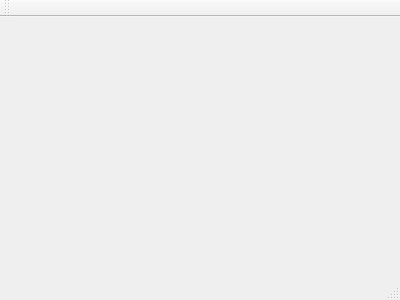
Old version of the form Market-Analysis/mainwindow.ui in the repository tau-lex/market-analysis-system.
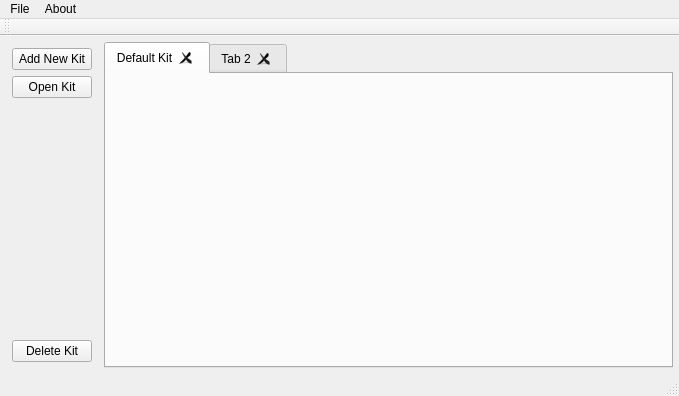
New version of the form.

```diff
--- a/Market-Analysis/mainwindow.ui
+++ b/Market-Analysis/mainwindow.ui
@@ -1,24 +1,211 @@
 <ui version="4.0">
  <class>MainWindow</class>
- <widget class="QMainWindow" name="MainWindow" >
-  <property name="geometry" >
+ <widget class="QMainWindow" name="MainWindow">
+  <property name="geometry">
    <rect>
     <x>0</x>
     <y>0</y>
-    <width>400</width>
-    <height>300</height>
+    <width>679</width>
+    <height>396</height>
    </rect>
   </property>
   <property name="windowTitle" >
    <string>MainWindow</string>
   </property>
-  <widget class="QMenuBar" name="menuBar" />
-  <widget class="QToolBar" name="mainToolBar" />
-  <widget class="QWidget" name="centralWidget" />
-  <widget class="QStatusBar" name="statusBar" />
+  <widget class="QWidget" name="centralWidget">
+   <layout class="QVBoxLayout" name="verticalLayout">
+    <property name="spacing">
+     <number>6</number>
+    </property>
+    <property name="leftMargin">
+     <number>6</number>
+    </property>
+    <property name="topMargin">
+     <number>6</number>
+    </property>
+    <property name="rightMargin">
+     <number>6</number>
+    </property>
+    <property name="bottomMargin">
+     <number>6</number>
+    </property>
+    <item>
+     <layout class="QHBoxLayout" name="horizontalLayout">
+      <item>
+       <layout class="QVBoxLayout" name="verticalLayoutMenuMAKits">
+        <property name="spacing">
+         <number>6</number>
+        </property>
+        <property name="leftMargin">
+         <number>6</number>
+        </property>
+        <property name="topMargin">
+         <number>6</number>
+        </property>
+        <property name="rightMargin">
+         <number>6</number>
+        </property>
+        <property name="bottomMargin">
+         <number>6</number>
+        </property>
+        <item>
+         <widget class="QPushButton" name="addNewKitButton">
+          <property name="text">
+           <string>Add New Kit</string>
+          </property>
+          <property name="autoDefault">
+           <bool>false</bool>
+          </property>
+          <property name="default">
+           <bool>false</bool>
+          </property>
+          <property name="flat">
+           <bool>false</bool>
+          </property>
+         </widget>
+        </item>
+        <item>
+         <widget class="QPushButton" name="openKitButton">
+          <property name="text">
+           <string>Open Kit</string>
+          </property>
+         </widget>
+        </item>
+        <item>
+         <spacer name="verticalSpacer">
+          <property name="orientation">
+           <enum>Qt::Vertical</enum>
+          </property>
+          <property name="sizeHint" stdset="0">
+           <size>
+            <width>20</width>
+            <height>40</height>
+           </size>
+          </property>
+         </spacer>
+        </item>
+        <item>
+         <widget class="QPushButton" name="deleteKitButton">
+          <property name="text">
+           <string>Delete Kit</string>
+          </property>
+         </widget>
+        </item>
+       </layout>
+      </item>
+      <item>
+       <widget class="QTabWidget" name="marketAssayKitsTabWidget">
+        <property name="tabPosition">
+         <enum>QTabWidget::North</enum>
+        </property>
+        <property name="tabShape">
+         <enum>QTabWidget::Rounded</enum>
+        </property>
+        <property name="currentIndex">
+         <number>0</number>
+        </property>
+        <property name="iconSize">
+         <size>
+          <width>16</width>
+          <height>16</height>
+         </size>
+        </property>
+        <property name="elideMode">
+         <enum>Qt::ElideNone</enum>
+        </property>
+        <property name="documentMode">
+         <bool>false</bool>
+        </property>
+        <property name="tabsClosable">
+         <bool>true</bool>
+        </property>
+        <property name="tabBarAutoHide">
+         <bool>false</bool>
+        </property>
+        <widget class="QWidget" name="defaultKitTab">
+         <attribute name="title">
+          <string>Default Kit</string>
+         </attribute>
+        </widget>
+        <widget class="QWidget" name="tab_2">
+         <attribute name="title">
+          <string>Tab 2</string>
+         </attribute>
+        </widget>
+       </widget>
+      </item>
+     </layout>
+    </item>
+   </layout>
+  </widget>
+  <widget class="QMenuBar" name="menuBar">
+   <property name="geometry">
+    <rect>
+     <x>0</x>
+     <y>0</y>
+     <width>679</width>
+     <height>20</height>
+    </rect>
+   </property>
+   <widget class="QMenu" name="menuFile">
+    <property name="title">
+     <string>File</string>
+    </property>
+    <addaction name="actionAdd_New_Kit"/>
+   </widget>
+   <widget class="QMenu" name="menuAbout">
+    <property name="title">
+     <string>About</string>
+    </property>
+   </widget>
+   <addaction name="menuFile"/>
+   <addaction name="menuAbout"/>
+  </widget>
+  <widget class="QStatusBar" name="statusBar"/>
+  <widget class="QToolBar" name="toolBar">
+   <property name="windowTitle">
+    <string>toolBar</string>
+   </property>
+   <attribute name="toolBarArea">
+    <enum>TopToolBarArea</enum>
+   </attribute>
+   <attribute name="toolBarBreak">
+    <bool>false</bool>
+   </attribute>
+  </widget>
+  <action name="actionAdd_New_Kit">
+   <property name="text">
+    <string>Add &amp;New Kit</string>
+   </property>
+   <property name="shortcut">
+    <string>Ctrl+N</string>
+   </property>
+  </action>
+  <action name="actionSettings">
+   <property name="text">
+    <string>Settings</string>
+   </property>
+  </action>
+  <action name="action_Save_Kit">
+   <property name="text">
+    <string>&amp;Save Kit</string>
+   </property>
+   <property name="shortcut">
+    <string>Ctrl+S</string>
+   </property>
+  </action>
+  <action name="actionDelete_Kit">
+   <property name="text">
+    <string>Delete Kit</string>
+   </property>
+  </action>
+  <action name="actionOpen_Kit">
+   <property name="text">
+    <string>Open Kit</string>
+   </property>
+  </action>
  </widget>
- <layoutDefault spacing="6" margin="11" />
- <pixmapfunction></pixmapfunction>
+ <layoutdefault spacing="6" margin="11"/>
  <resources/>
  <connections/>
 </ui>
```
Left out of the diff: 3 changed lines with no effect on the pictures.
